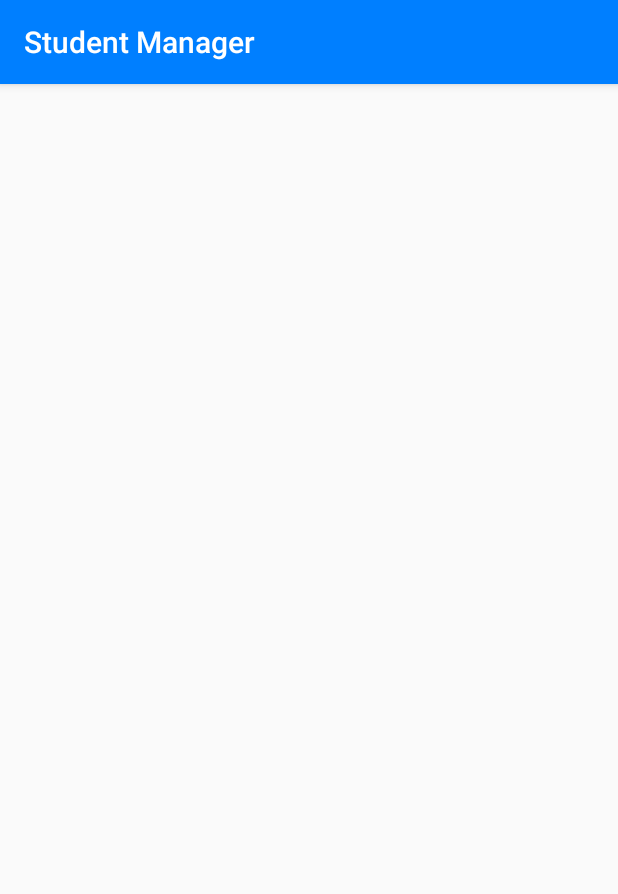
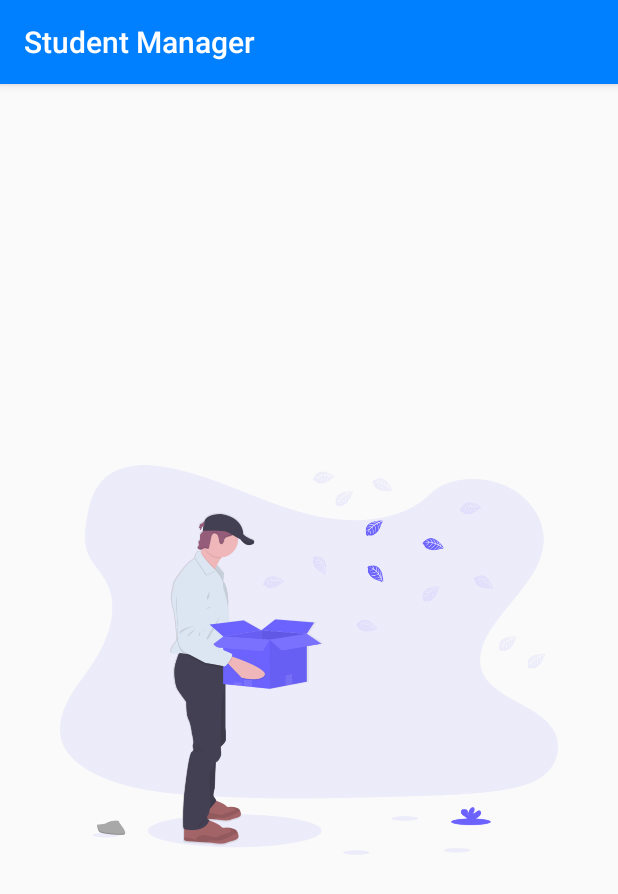
Before and after one commit to nikhiltatpati/Student-Manager-2.0, an Android app: the attendence_details screen opened directly, with no data from a screen before it, on a phone screen of 412 x 824 dp. Shown: the top 894 px of the screen. Run offline under Robolectric (Android 15) with nearby library versions, the phone set to English and light mode, and no system bars; libraries missing offline, so code that uses them is left out: com.mikhaellopez.circularprogressbar; Roboto replaces fonts that are not available here; 1 statement that could not run was skipped.

Commit message:
bug fixes

```diff
--- a/app/build.gradle
+++ b/app/build.gradle
@@ -5,7 +5,7 @@ android {
     defaultConfig {
         applicationId "com.nextlink.studentmanager"
         minSdkVersion 19
-        targetSdkVersion 27
+        targetSdkVersion 28
         versionCode 1
         versionName "1.0"
         testInstrumentationRunner "android.support.test.runner.AndroidJUnitRunner"
--- a/app/src/main/java/com/nextlink/studentmanager/Attendence/Attendence_manage.java
+++ b/app/src/main/java/com/nextlink/studentmanager/Attendence/Attendence_manage.java
@@ -13,6 +13,7 @@ import android.view.Menu;
 import android.view.MenuItem;
 import android.view.View;
 import android.widget.Button;
+import android.widget.ImageView;
 import android.widget.TextView;
 import android.widget.Toast;
 
--- a/app/src/main/java/com/nextlink/studentmanager/Timeline_details.java
+++ b/app/src/main/java/com/nextlink/studentmanager/Timeline_details.java
@@ -7,6 +7,8 @@ import android.support.v7.widget.LinearLayoutManager;
 import android.support.v7.widget.RecyclerView;
 import android.view.Menu;
 import android.view.MenuItem;
+import android.view.View;
+import android.widget.ImageView;
 import android.widget.Toast;
 
 import com.nextlink.studentmanager.Attendence.Attendence_manage;
@@ -33,6 +35,10 @@ public class Timeline_details extends AppCompatActivity {
         timeline_adapter adapter = new timeline_adapter(this, Attendence_manage.subname);
 
         recyclerView.setAdapter(adapter);
+        ImageView img=findViewById(R.id.imageView5);
+        if(adapter.getItemCount()==0){
+            img.setVisibility(View.VISIBLE);
+        }
     }
 
     @Override
--- a/app/src/main/java/com/nextlink/studentmanager/attendence_details.java
+++ b/app/src/main/java/com/nextlink/studentmanager/attendence_details.java
@@ -4,6 +4,8 @@ import android.support.v7.app.AppCompatActivity;
 import android.os.Bundle;
 import android.support.v7.widget.LinearLayoutManager;
 import android.support.v7.widget.RecyclerView;
+import android.view.View;
+import android.widget.ImageView;
 
 import com.nextlink.studentmanager.Attendence.Attendence_manage;
 
@@ -20,12 +22,14 @@ public class attendence_details extends AppCompatActivity {
         protected void onCreate(Bundle savedInstanceState) {
             super.onCreate(savedInstanceState);
             setContentView(R.layout.activity_attendence_details);
-
+            ImageView img=findViewById(R.id.imageView);
             recyclerView = (RecyclerView) findViewById(R.id.recyclerView);
             recyclerView.setHasFixedSize(true);
             recyclerView.setLayoutManager(new LinearLayoutManager(this));
             detailsAdapter adapter = new detailsAdapter(this, Attendence_manage.sub_name);
-
             recyclerView.setAdapter(adapter);
+            if(adapter.getItemCount()==0){
+                img.setVisibility(View.VISIBLE);
+            }
         }
     }
--- a/app/src/main/java/com/nextlink/studentmanager/detailsAdapter.java
+++ b/app/src/main/java/com/nextlink/studentmanager/detailsAdapter.java
@@ -25,7 +25,7 @@ int n;
         private Context mCtx;
 
         //we are storing all the products in a list
-        private List<attmodel> detailList;
+        public static List<attmodel> detailList;
 
         //getting the context and product list with constructor
         public detailsAdapter(Context mCtx, List<attmodel> detailList) {
--- a/app/src/main/java/com/nextlink/studentmanager/to_do.java
+++ b/app/src/main/java/com/nextlink/studentmanager/to_do.java
@@ -12,6 +12,7 @@ import android.view.MenuItem;
 import android.view.View;
 import android.widget.ArrayAdapter;
 import android.widget.EditText;
+import android.widget.ImageView;
 import android.widget.ListView;
 import android.widget.TextView;
 
@@ -30,7 +31,7 @@ public class to_do extends AppCompatActivity {
     protected void onCreate(Bundle savedInstanceState) {
         super.onCreate(savedInstanceState);
         setContentView(R.layout.activity_to_do);
-
+        ImageView img=findViewById(R.id.imageView6);
         mHelper = new DbHelper(this);
         mTaskListView = (ListView) findViewById(R.id.list_todo);
 
--- a/app/src/main/res/drawable-v24/round.xml
+++ b/app/src/main/res/drawable-v24/round.xml
@@ -2,7 +2,7 @@
 <shape xmlns:android="http://schemas.android.com/apk/res/android"
     android:shape="rectangle"
     android:padding="5dp">
-    <solid android:color="@color/white"/> <!-- this one is ths color of the Rounded Button -->
+    <solid android:color="@color/browser_actions_bg_grey"/> <!-- this one is ths color of the Rounded Button -->
     <corners
         android:bottomRightRadius="50dp"
         android:bottomLeftRadius="50dp"
--- a/app/src/main/res/layout/activity_add_subject.xml
+++ b/app/src/main/res/layout/activity_add_subject.xml
@@ -35,6 +35,7 @@
         android:id="@+id/imageView4"
         android:layout_width="wrap_content"
         android:layout_height="wrap_content"
+        android:padding="40dp"
         android:src="@drawable/empty"
         android:visibility="invisible" />
 
--- a/app/src/main/res/layout/activity_attendence_details.xml
+++ b/app/src/main/res/layout/activity_attendence_details.xml
@@ -7,6 +7,18 @@
     tools:context=".attendence_details">
 
 
+        <ImageView
+            android:id="@+id/imageView"
+            android:layout_width="wrap_content"
+            android:layout_height="wrap_content"
+            android:padding="40dp"
+            android:visibility="invisible"
+            app:layout_constraintBottom_toBottomOf="parent"
+            app:layout_constraintEnd_toEndOf="parent"
+            app:layout_constraintStart_toStartOf="parent"
+            app:layout_constraintTop_toTopOf="parent"
+            app:srcCompat="@drawable/empty" />
+
         <android.support.v7.widget.RecyclerView
             android:id="@+id/recyclerView"
             android:layout_width="match_parent"
--- a/app/src/main/res/layout/activity_home.xml
+++ b/app/src/main/res/layout/activity_home.xml
@@ -24,7 +24,6 @@
                 android:layout_gravity="center"
                 android:drawableLeft="@drawable/ic_person_black_24dp"
                 android:fontFamily="@font/titillium_web_bold"
-                android:onClick="run"
                 android:paddingTop="50dp"
                 android:textColor="@color/white"
                 android:textSize="38dp"
--- a/app/src/main/res/layout/activity_main.xml
+++ b/app/src/main/res/layout/activity_main.xml
@@ -87,6 +87,6 @@
         app:layout_constraintStart_toStartOf="parent"
         app:layout_constraintTop_toTopOf="parent"
         app:layout_constraintVertical_bias="0.553"
-        app:srcCompat="@drawable/logi_image2"
+        app:srcCompat="@drawable/login"
         tools:layout_marginTop="60dp" />
 </android.support.constraint.ConstraintLayout>
```
Also changed, not shown: app/src/main/java/com/nextlink/studentmanager/Add_Subject.java (+7 -0 lines), app/src/main/java/com/nextlink/studentmanager/attmodel.java (+0 -11 lines), app/src/main/java/com/nextlink/studentmanager/home.java (+1 -17 lines), app/src/main/res/layout/activity_attendence_manage.xml (+20 -8 lines), app/src/main/res/layout/activity_timeline_details.xml (+12 -0 lines), app/src/main/res/layout/activity_to_do.xml (+12 -0 lines).
